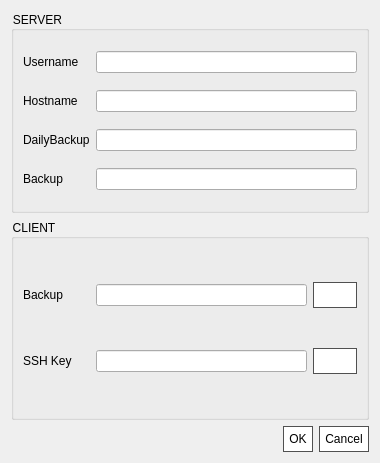
Before: the Qt Designer form src/configdialog.ui in aeternesatiatus/SafeSync, drawn with Qt 5.
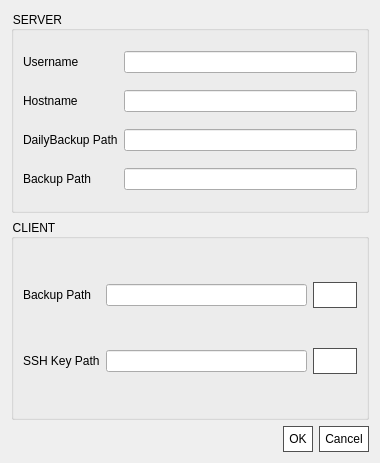
After: the same form once the commit is applied. Icons and pictures are not drawn.

What changed in the file:
```diff
--- a/src/configdialog.ui
+++ b/src/configdialog.ui
@@ -50,7 +50,7 @@
       <item row="1" column="0">
        <widget class="QLabel" name="userLabel_3">
         <property name="text">
-         <string>Backup</string>
+         <string>Backup Path</string>
         </property>
         <property name="alignment">
          <set>Qt::AlignLeading|Qt::AlignLeft|Qt::AlignVCenter</set>
@@ -60,7 +60,7 @@
       <item row="2" column="0">
        <widget class="QLabel" name="label_3">
         <property name="text">
-         <string>SSH Key</string>
+         <string>SSH Key Path</string>
         </property>
        </widget>
       </item>
@@ -170,7 +170,7 @@
       <item row="8" column="0">
        <widget class="QLabel" name="hostLabel_2">
         <property name="text">
-         <string>DailyBackup</string>
+         <string>DailyBackup Path</string>
         </property>
         <property name="alignment">
          <set>Qt::AlignLeading|Qt::AlignLeft|Qt::AlignVCenter</set>
@@ -200,7 +200,7 @@
       <item row="9" column="0">
        <widget class="QLabel" name="label_2">
         <property name="text">
-         <string>Backup</string>
+         <string>Backup Path</string>
         </property>
        </widget>
       </item>
```
